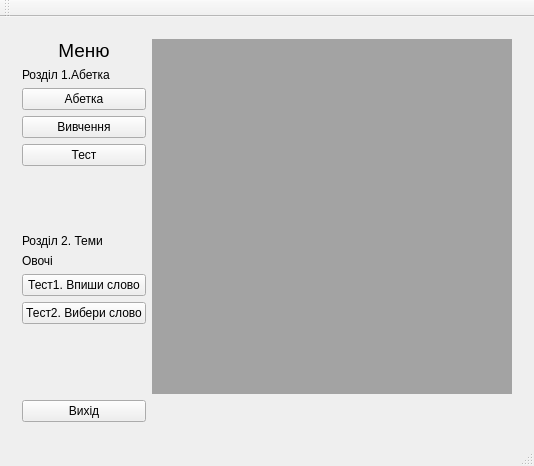
Above: mainwindow.ui from andrewkhimichuk/FinyakDiploma before the change. Below: the same form after it.
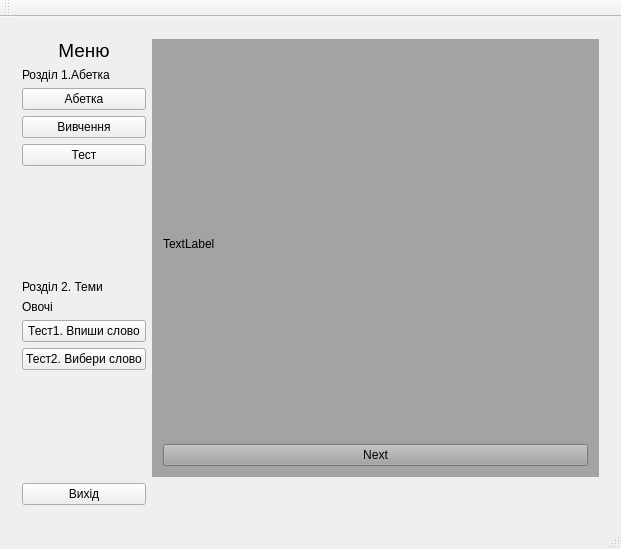
That is the form after the change. The open tabs and pages were chosen to show the change.

What changed in the file:
```diff
--- a/mainwindow.ui
+++ b/mainwindow.ui
@@ -6,8 +6,8 @@
    <rect>
     <x>0</x>
     <y>0</y>
-    <width>534</width>
-    <height>466</height>
+    <width>621</width>
+    <height>549</height>
    </rect>
   </property>
   <property name="windowTitle">
@@ -40,7 +40,30 @@
           <property name="currentIndex">
            <number>0</number>
           </property>
-          <widget class="QWidget" name="page_3"/>
+          <widget class="QWidget" name="page_3">
+           <layout class="QGridLayout" name="gridLayout_3">
+            <item row="0" column="0">
+             <widget class="QLabel" name="letter_abc">
+              <property name="maximumSize">
+               <size>
+                <width>16777215</width>
+                <height>513</height>
+               </size>
+              </property>
+              <property name="text">
+               <string>TextLabel</string>
+              </property>
+             </widget>
+            </item>
+            <item row="1" column="0">
+             <widget class="QPushButton" name="nextButton">
+              <property name="text">
+               <string>Next</string>
+              </property>
+             </widget>
+            </item>
+           </layout>
+          </widget>
           <widget class="QWidget" name="page_4"/>
          </widget>
         </item>
```
Left out of the diff: 5 changed lines with no effect on the pictures.
